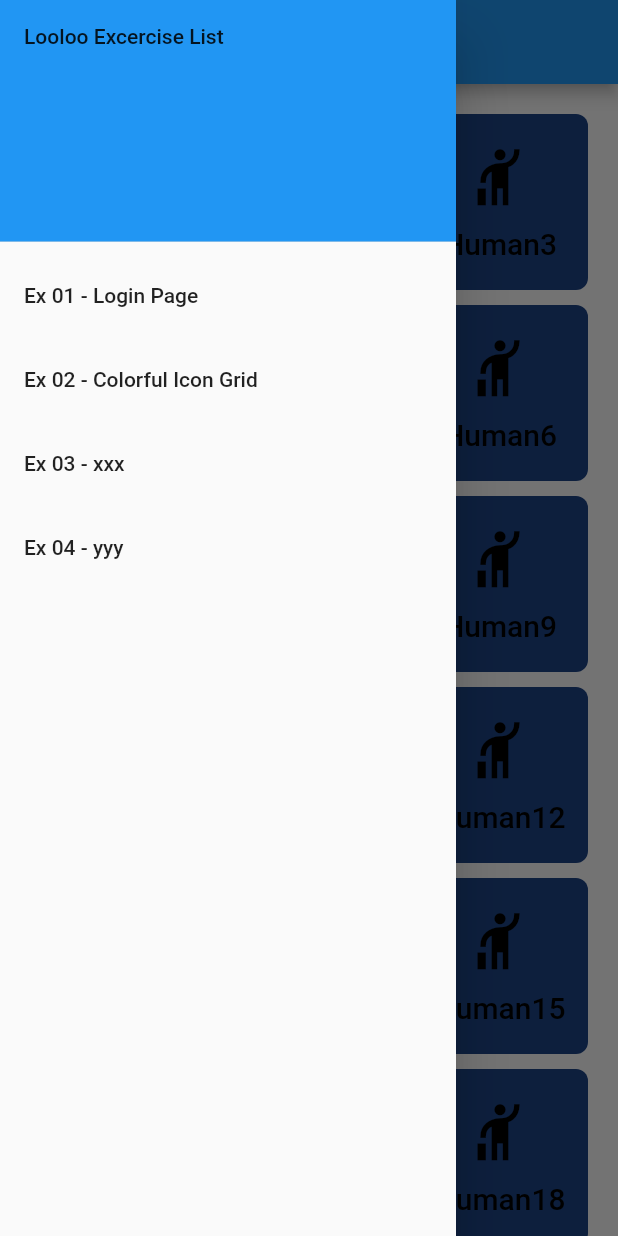
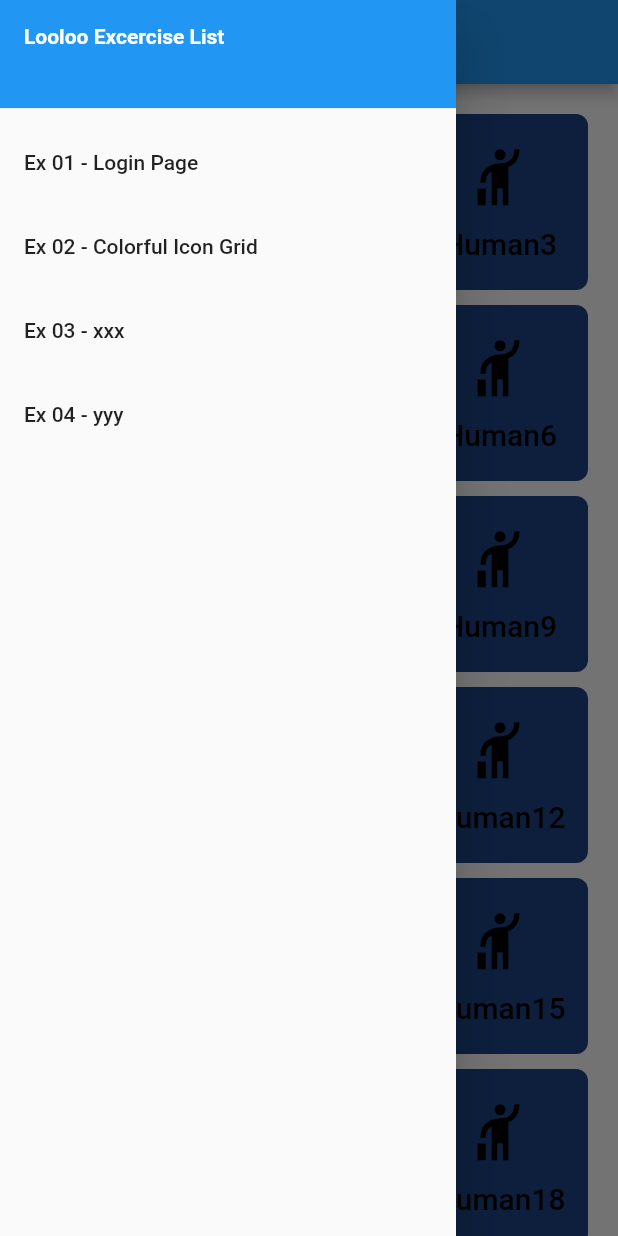
Before and after one commit to worapong-it/looloo-flutter-exercise, a Flutter app: the MyGridViewPage screen opened by its route, with the side drawer open, on a phone screen of 412 x 824 dp. Run offline on Flutter 3.47's test engine with Material 2 defaults, Android fonts, the light colour scheme and no system bars.

Commit message:
adjust drawerheader height

```diff
--- a/lib/custom_drawer.dart
+++ b/lib/custom_drawer.dart
@@ -13,11 +13,18 @@ class CustomDrawer extends StatelessWidget {
         // Important: Remove any padding from the ListView.
         padding: EdgeInsets.zero,
         children: [
-          const DrawerHeader(
-            decoration: BoxDecoration(
-              color: Colors.blue,
+          Container(
+            height: 80,
+            child: const DrawerHeader(
+              decoration: BoxDecoration(
+                color: Colors.blue,
+              ),
+              child: Text('Looloo Excercise List',
+                  style: TextStyle(
+                    fontWeight: FontWeight.bold,
+                    color: Colors.white,
+                  )),
             ),
-            child: Text('Looloo Excercise List'),
           ),
           NavListTile(text: 'Ex 01 - Login Page', routeName: '/first'),
           NavListTile(text: 'Ex 02 - Colorful Icon Grid', routeName: '/second'),
```
